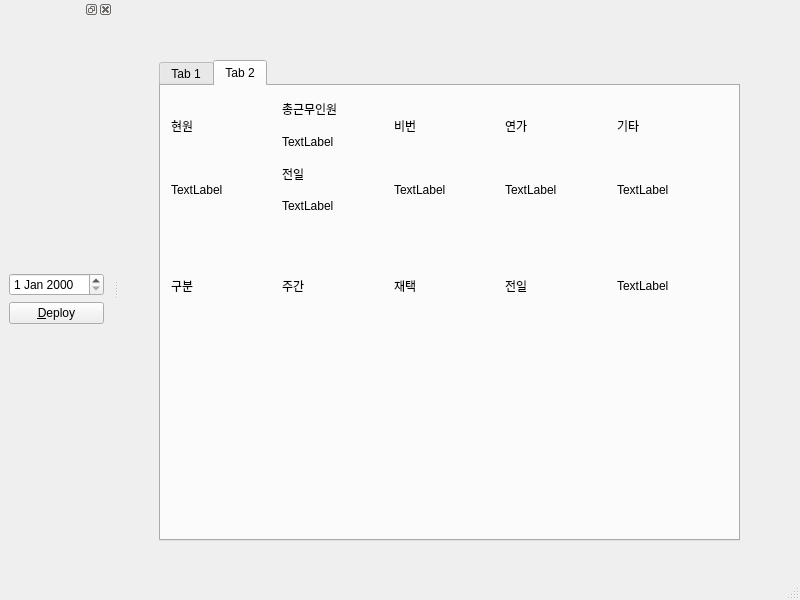
This is mainwindow.ui in nemorami/work_type as Qt 5 draws it before an edit. The edited form follows.
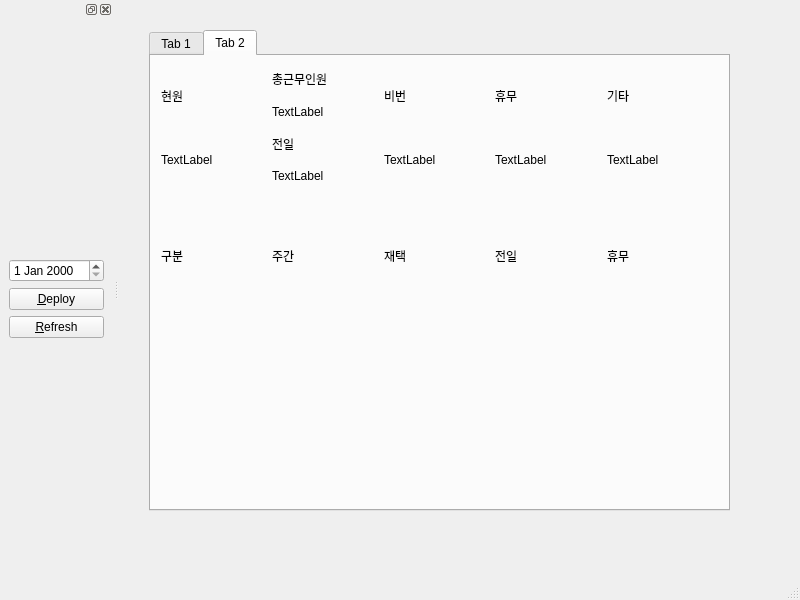
This is the edited form. The open tabs and pages were chosen to show the change.

What changed in the file:
```diff
--- a/mainwindow.ui
+++ b/mainwindow.ui
@@ -17,8 +17,8 @@
    <widget class="QTabWidget" name="tabWidget">
     <property name="geometry">
      <rect>
-      <x>40</x>
-      <y>60</y>
+      <x>30</x>
+      <y>30</y>
       <width>581</width>
       <height>481</height>
      </rect>
@@ -142,7 +142,7 @@
            <item>
             <widget class="QLabel" name="label_11">
              <property name="text">
-              <string>연가</string>
+              <string>휴무</string>
              </property>
             </widget>
            </item>
@@ -226,7 +226,7 @@
            <item>
             <widget class="QLabel" name="label_16">
              <property name="text">
-              <string>TextLabel</string>
+              <string>휴무</string>
              </property>
             </widget>
            </item>
@@ -268,6 +268,13 @@
          </property>
         </widget>
        </item>
+       <item>
+        <widget class="QPushButton" name="refreshPushButton">
+         <property name="text">
+          <string>&amp;Refresh</string>
+         </property>
+        </widget>
+       </item>
       </layout>
      </item>
     </layout>
```
Left out of the diff: 24 changed lines with no effect on the pictures.
